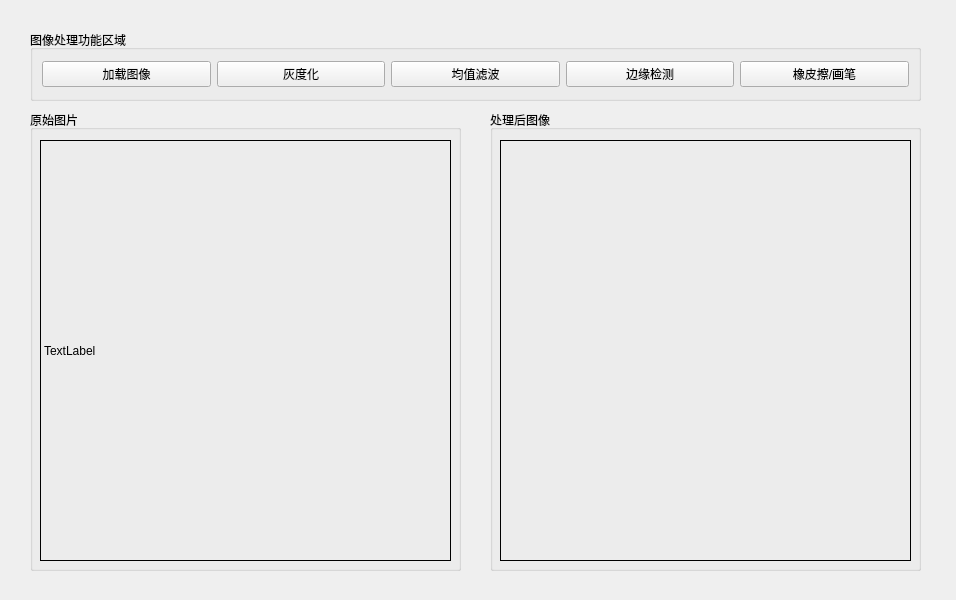
This is mainwindow.ui in unidjang/Graduation_Design as Qt 5 draws it before an edit. The edited form follows.
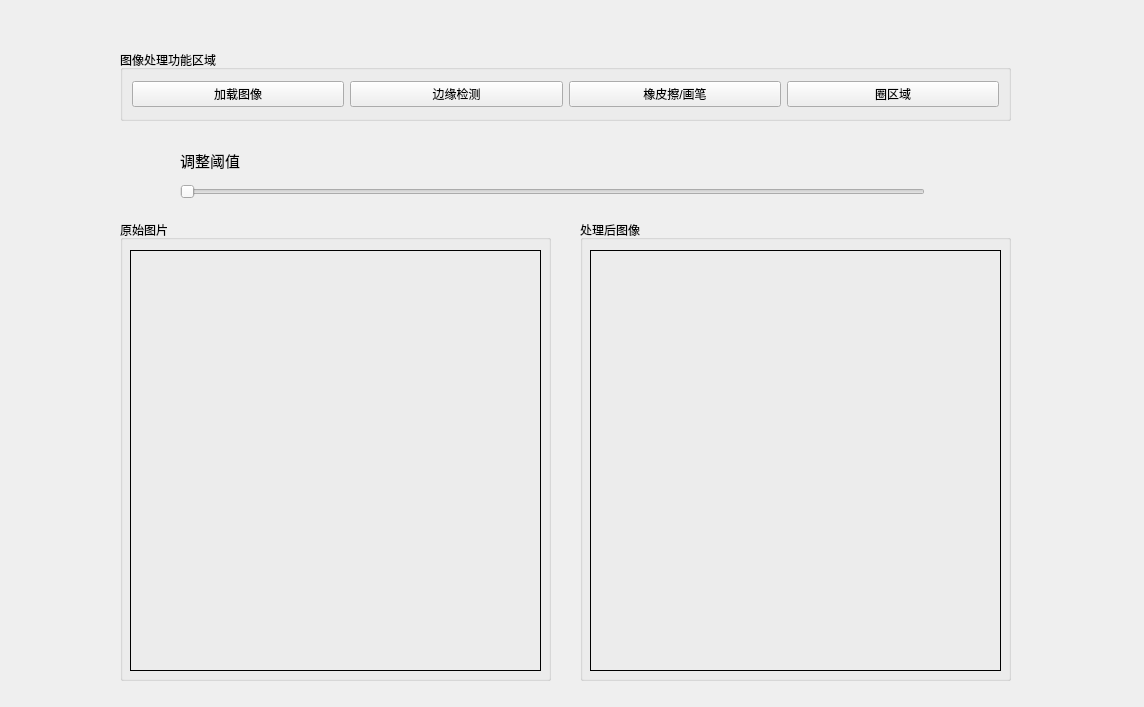
This is the edited form.

Patch:
```diff
--- a/mainwindow.ui
+++ b/mainwindow.ui
@@ -6,8 +6,8 @@
    <rect>
     <x>0</x>
     <y>0</y>
-    <width>956</width>
-    <height>600</height>
+    <width>1144</width>
+    <height>707</height>
    </rect>
   </property>
   <property name="windowTitle">
@@ -17,8 +17,8 @@
    <widget class="QGroupBox" name="horizontalGroupBox">
     <property name="geometry">
      <rect>
-      <x>30</x>
-      <y>30</y>
+      <x>120</x>
+      <y>50</y>
       <width>891</width>
       <height>71</height>
      </rect>
@@ -34,20 +34,6 @@
        </property>
       </widget>
      </item>
-     <item>
-      <widget class="QPushButton" name="btn_Gray">
-       <property name="text">
-        <string>灰度化</string>
-       </property>
-      </widget>
-     </item>
-     <item>
-      <widget class="QPushButton" name="btn_MeanImage">
-       <property name="text">
-        <string>均值滤波</string>
-       </property>
-      </widget>
-     </item>
      <item>
       <widget class="QPushButton" name="btn_canny">
        <property name="text">
@@ -62,13 +48,20 @@
        </property>
       </widget>
      </item>
+     <item>
+      <widget class="QPushButton" name="pushButton_2">
+       <property name="text">
+        <string>圈区域</string>
+       </property>
+      </widget>
+     </item>
     </layout>
    </widget>
    <widget class="QGroupBox" name="groupBox">
     <property name="geometry">
      <rect>
-      <x>30</x>
-      <y>110</y>
+      <x>120</x>
+      <y>220</y>
       <width>431</width>
       <height>461</height>
      </rect>
@@ -111,7 +104,7 @@
       <enum>QFrame::Panel</enum>
      </property>
      <property name="text">
-      <string>TextLabel</string>
+      <string/>
      </property>
      <property name="textFormat">
       <enum>Qt::AutoText</enum>
@@ -121,8 +114,8 @@
    <widget class="QGroupBox" name="groupBox_2">
     <property name="geometry">
      <rect>
-      <x>490</x>
-      <y>110</y>
+      <x>580</x>
+      <y>220</y>
       <width>431</width>
       <height>461</height>
      </rect>
@@ -147,6 +140,37 @@
      </property>
     </widget>
    </widget>
+   <widget class="QSlider" name="horizontalSlider">
+    <property name="geometry">
+     <rect>
+      <x>180</x>
+      <y>180</y>
+      <width>745</width>
+      <height>23</height>
+     </rect>
+    </property>
+    <property name="orientation">
+     <enum>Qt::Horizontal</enum>
+    </property>
+   </widget>
+   <widget class="QLabel" name="label_2">
+    <property name="geometry">
+     <rect>
+      <x>180</x>
+      <y>150</y>
+      <width>101</width>
+      <height>21</height>
+     </rect>
+    </property>
+    <property name="font">
+     <font>
+      <pointsize>11</pointsize>
+     </font>
+    </property>
+    <property name="text">
+     <string>调整阈值</string>
+    </property>
+   </widget>
   </widget>
  </widget>
  <resources/>
```
